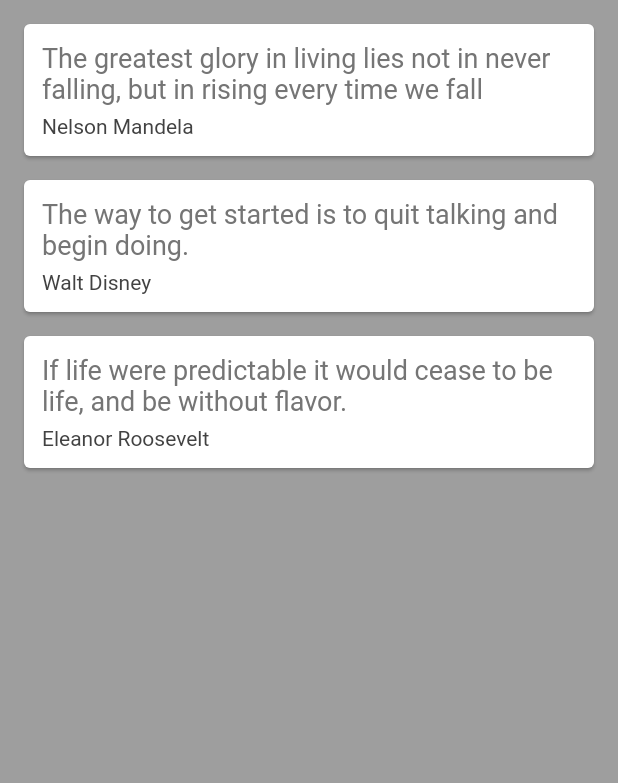
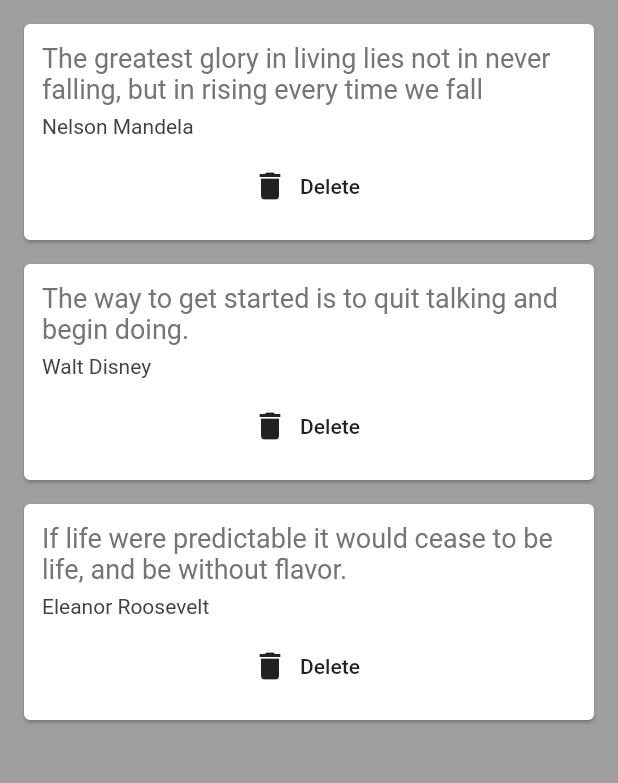
Before and after one commit to mohanhari/Date-And-TIme-App, a Flutter app: the screen it shows after launch, on a phone screen of 412 x 824 dp, the part 84-867 px from its top. Run offline on Flutter 3.47's test engine with Material 2 defaults, Android fonts, the phone set to English and light mode, and no system bars.

Commit message:
Used a delete function to delete the quotes

```diff
--- a/lib/main.dart
+++ b/lib/main.dart
@@ -34,7 +34,14 @@ class _HomeState extends State<Home> {
         elevation: 0.0,
       ),
       body: Column(
-        children: quotes.map((quote) => QuoteCard(quote: quote)).toList(),
+        children: quotes.map((quote) => QuoteCard(
+          quote: quote,
+          delete: () {
+            setState(() {
+              quotes.remove(quote);
+            });
+          },
+        )).toList(),
       ),
     );
   }
--- a/lib/quote_card.dart
+++ b/lib/quote_card.dart
@@ -4,8 +4,9 @@ import 'quotes.dart';
 class QuoteCard extends StatelessWidget {
 
   final Quote quote;
+  final Function delete;
 
-  QuoteCard({this.quote});
+  QuoteCard({this.quote, this.delete });
 
   @override
   Widget build(BuildContext context) {
@@ -31,6 +32,12 @@ class QuoteCard extends StatelessWidget {
                 color: Colors.grey[800],
               ),
             ),
+            SizedBox(height: 8.0),
+            FlatButton.icon(
+              onPressed: delete,
+              label: Text('Delete'),
+              icon: Icon(Icons.delete),
+            )
           ],
         ),
       ),
```
